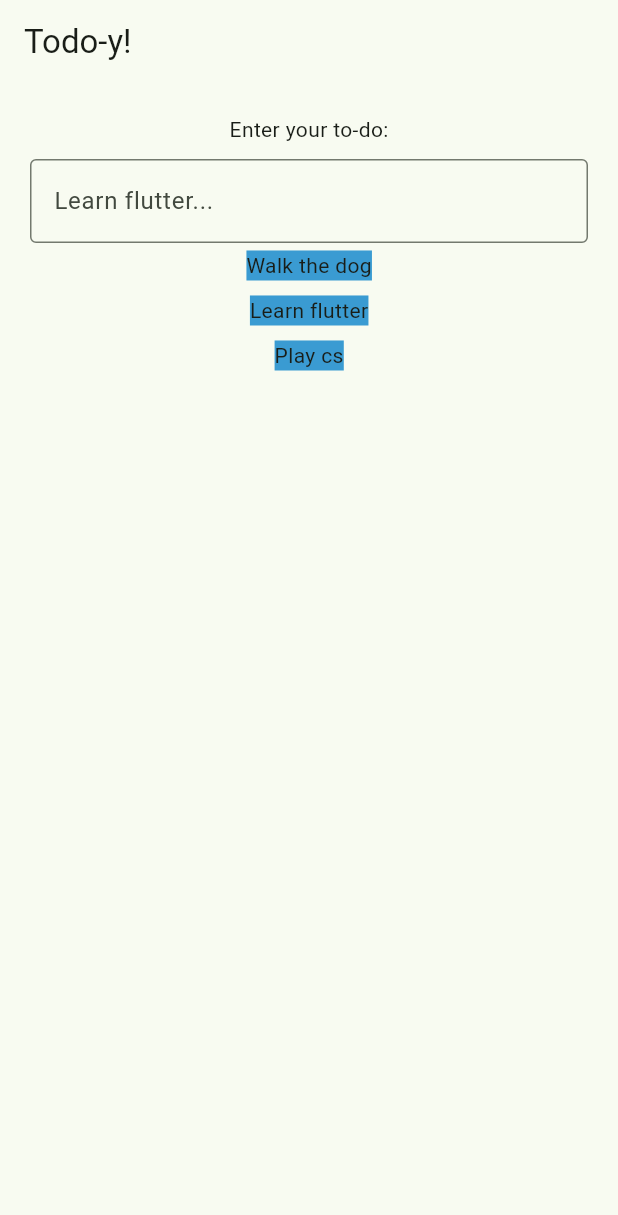
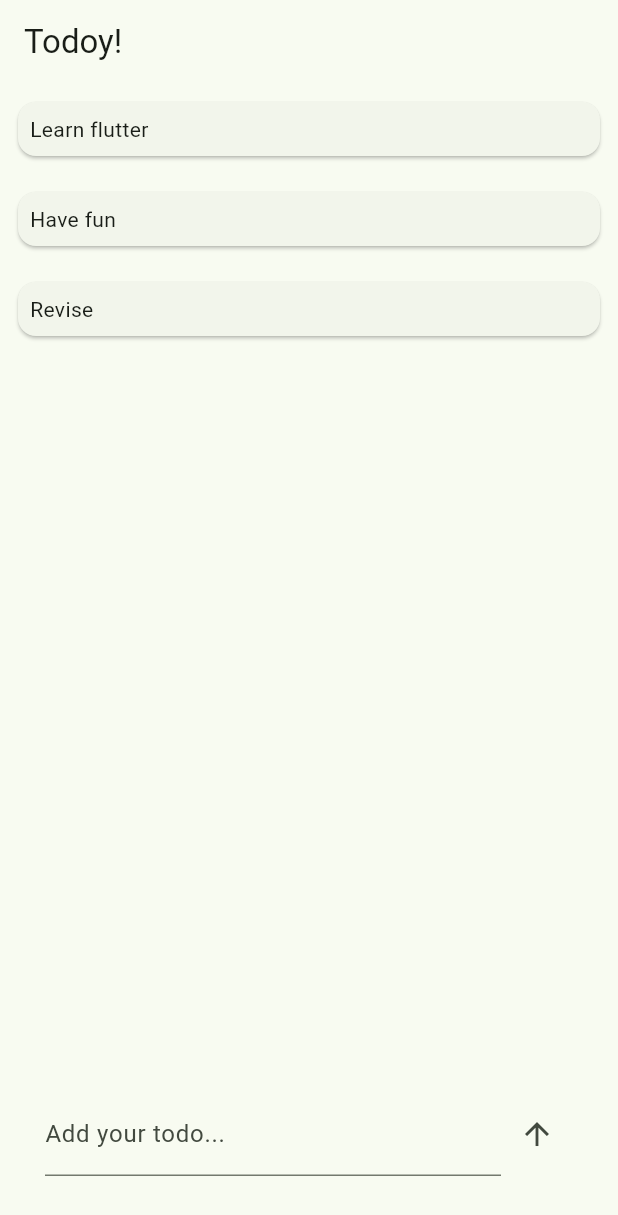
Before and after one commit to anchit-chandran/todoy, a Flutter app: the screen it shows after launch, on a phone screen of 412 x 824 dp. Shown: the top 1215 px of the screen. Run offline on Flutter 3.47's test engine with Material 3 defaults, Android fonts, the phone set to English and light mode, and no system bars.

Commit message:
adds initial markup
Signed-off-by: anchit-chandran <anchit97123@gmail.com>

```diff
--- a/lib/main.dart
+++ b/lib/main.dart
@@ -32,85 +32,73 @@ class MyApp extends StatelessWidget {
         // tested with just a hot reload.
         colorScheme: ColorScheme.fromSeed(
             seedColor: const Color.fromARGB(255, 4, 223, 33)),
+
         useMaterial3: true,
       ),
-      home: const MyHomePage(),
+      home: const MainPage(),
     );
   }
 }
 
-class MyHomePage extends StatefulWidget {
-  const MyHomePage({super.key});
+class MainPage extends StatefulWidget {
+  const MainPage({super.key});
 
   @override
-  State<MyHomePage> createState() => _MyHomePageState();
+  State<MainPage> createState() => _MainPageState();
 }
 
-class _MyHomePageState extends State<MyHomePage> {
+class _MainPageState extends State<MainPage> {
+  var todos = ['Learn flutter', 'Have fun', "Revise"];
+
+  Widget renderTodo(String todo) {
+    return Padding(
+      padding: const EdgeInsets.all(8.0),
+      child: Card(
+        child: Padding(
+          padding: const EdgeInsets.all(8.0),
+          child: Text(todo),
+        ),
+      ),
+    );
+  }
+
   @override
   Widget build(BuildContext context) {
     return Scaffold(
-      appBar: AppBar(
-        title: Text("Todo-y!"),
-      ),
-      body: TodoForm(),
-    );
-  }
-}
-
-// Define a custom Form widget.
-class TodoForm extends StatefulWidget {
-  const TodoForm({super.key});
-
-  @override
-  State<TodoForm> createState() => _TodoFormState();
-}
-
-// Define a corresponding State class.
-// This class holds the data related to the Form.
-class _TodoFormState extends State<TodoForm> {
-  // Create a text controller and use it to retrieve the current value
-  // of the TextField.
-  final myController = TextEditingController();
-
-  @override
-  void dispose() {
-    // Clean up the controller when the widget is disposed.
-    myController.dispose();
-    super.dispose();
-  }
-
-  var todoList = ['Walk the dog', 'Learn flutter', 'Play cs'];
-
-  @override
-  Widget build(BuildContext context) {
-    // Fill this out in the next step.
-    return Padding(
-      padding: const EdgeInsets.all(20.0),
-      child: Column(
-        crossAxisAlignment: CrossAxisAlignment.center,
+      appBar: AppBar(title: Text('Todoy!')),
+      body: Column(
         children: [
-          Text("Enter your to-do:"),
-          Padding(
-            padding: const EdgeInsets.only(top: 10),
-            child: TextField(
-              decoration: InputDecoration(
-                border: OutlineInputBorder(),
-                hintText: "Learn flutter...",
-              ),
-              controller: myController,
-            ),
-          ),
-          for (var todoItem in todoList)
-            Container(
-              padding: EdgeInsets.all(5),
-              child: Text(
-                todoItem,
-                style: TextStyle(backgroundColor: Color(0xD21187CB))
-              )
-            )
+          Expanded(
+              child: ListView(
+                  children: todos.map((todo) => renderTodo(todo)).toList())),
+          SearchBox()
         ],
       ),
     );
   }
 }
+
+class SearchBox extends StatelessWidget {
+  const SearchBox({
+    super.key,
+  });
+
+  @override
+  Widget build(BuildContext context) {
+    return Container(
+        padding: EdgeInsets.symmetric(vertical: 40, horizontal: 30),
+        child: Row(
+          mainAxisAlignment: MainAxisAlignment.center,
+          crossAxisAlignment: CrossAxisAlignment.center,
+          children: [
+            Expanded(
+              child: TextField(
+                  decoration: InputDecoration(
+                labelText: 'Add your todo...',
+              )),
+            ),
+            IconButton(onPressed: () {}, icon: Icon(Icons.arrow_upward))
+          ],
+        ));
+  }
+}
```
